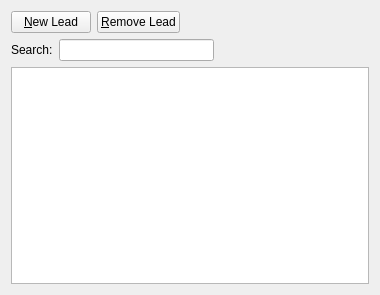
This is client/src/leadspage.ui in KDAB/FatCRM as Qt 5 draws it before an edit. The edited form follows.
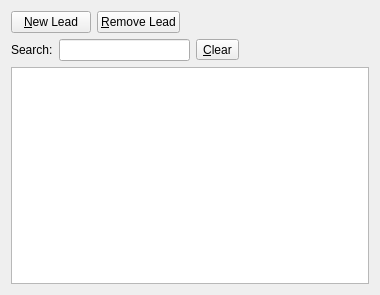
This is the edited form. Custom widgets are drawn as their Qt base class.

Commit message: add a clear button to the search line edit

```diff
--- a/client/src/leadspage.ui
+++ b/client/src/leadspage.ui
@@ -61,6 +61,13 @@
          <item>
           <widget class="QLineEdit" name="searchLE"/>
          </item>
+         <item>
+          <widget class="QToolButton" name="clearLeadSearch">
+           <property name="text">
+            <string>&amp;Clear</string>
+           </property>
+          </widget>
+         </item>
          <item>
           <spacer name="horizontalSpacer_2">
            <property name="orientation">
```
The commit also changes 14 other files.
